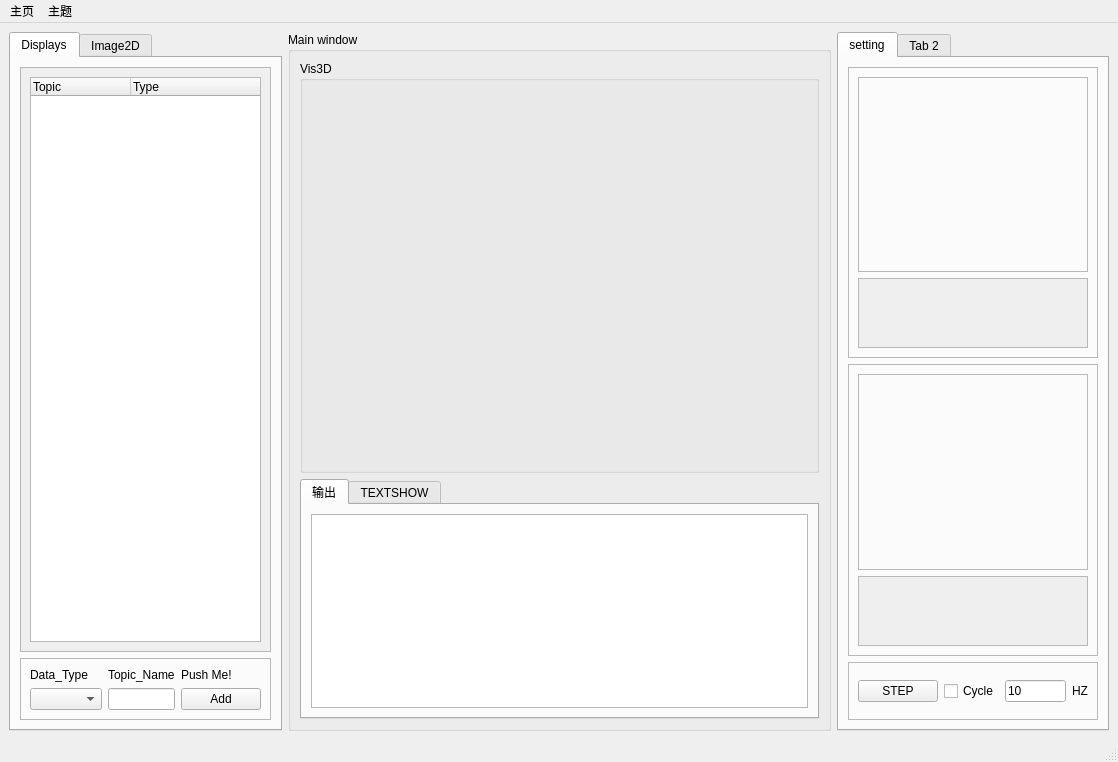
First picture: the form in config/main.ui, repository thinkerkey/XiaoqiangStudio, before the edit.
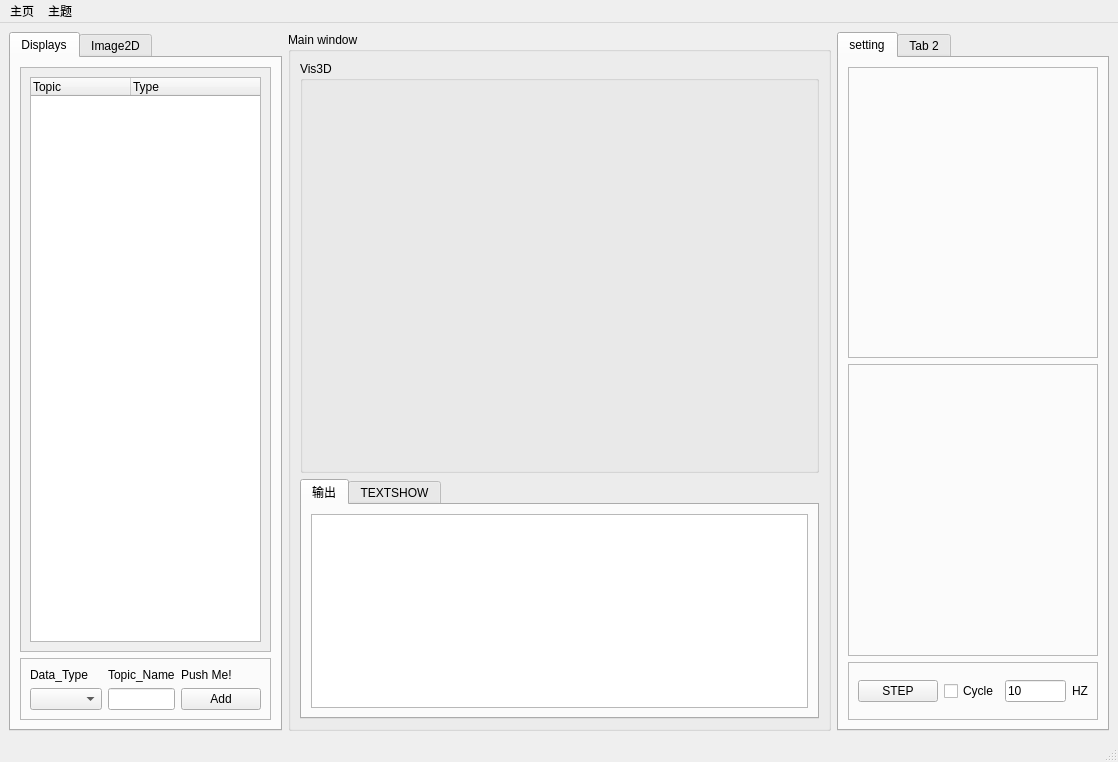
Second picture: the form after the edit. The open tabs and pages were chosen to show the change.

Diff of the .ui file:
```diff
--- a/config/main.ui
+++ b/config/main.ui
@@ -180,37 +180,7 @@
           <property name="frameShadow">
            <enum>QFrame::Raised</enum>
           </property>
-          <layout class="QVBoxLayout" name="verticalLayout_8" stretch="5,1">
-           <item>
-            <widget class="QFrame" name="time_curve_frame">
-             <property name="frameShape">
-              <enum>QFrame::StyledPanel</enum>
-             </property>
-             <property name="frameShadow">
-              <enum>QFrame::Raised</enum>
-             </property>
-             <layout class="QVBoxLayout" name="verticalLayout_7"/>
-            </widget>
-           </item>
-           <item>
-            <widget class="QScrollArea" name="time_label_area">
-             <property name="widgetResizable">
-              <bool>true</bool>
-             </property>
-             <widget class="QWidget" name="time_checkbox_area">
-              <property name="geometry">
-               <rect>
-                <x>0</x>
-                <y>0</y>
-                <width>246</width>
-                <height>73</height>
-               </rect>
-              </property>
-              <layout class="QGridLayout" name="gridLayout_2"/>
-             </widget>
-            </widget>
-           </item>
-          </layout>
+          <layout class="QVBoxLayout" name="verticalLayout_8" stretch=""/>
          </widget>
         </item>
         <item>
@@ -221,37 +191,7 @@
           <property name="frameShadow">
            <enum>QFrame::Raised</enum>
           </property>
-          <layout class="QVBoxLayout" name="verticalLayout_11" stretch="5,1">
-           <item>
-            <widget class="QFrame" name="xy_curve_frame">
-             <property name="frameShape">
-              <enum>QFrame::StyledPanel</enum>
-             </property>
-             <property name="frameShadow">
-              <enum>QFrame::Raised</enum>
-             </property>
-             <layout class="QVBoxLayout" name="verticalLayout_10"/>
-            </widget>
-           </item>
-           <item>
-            <widget class="QScrollArea" name="xy_label_area">
-             <property name="widgetResizable">
-              <bool>true</bool>
-             </property>
-             <widget class="QWidget" name="xy_checkbox_area">
-              <property name="geometry">
-               <rect>
-                <x>0</x>
-                <y>0</y>
-                <width>246</width>
-                <height>73</height>
-               </rect>
-              </property>
-              <layout class="QGridLayout" name="gridLayout_3"/>
-             </widget>
-            </widget>
-           </item>
-          </layout>
+          <layout class="QVBoxLayout" name="verticalLayout_11" stretch=""/>
          </widget>
         </item>
         <item>
```
Left out of the diff: 2 changed lines with no effect on the pictures.
